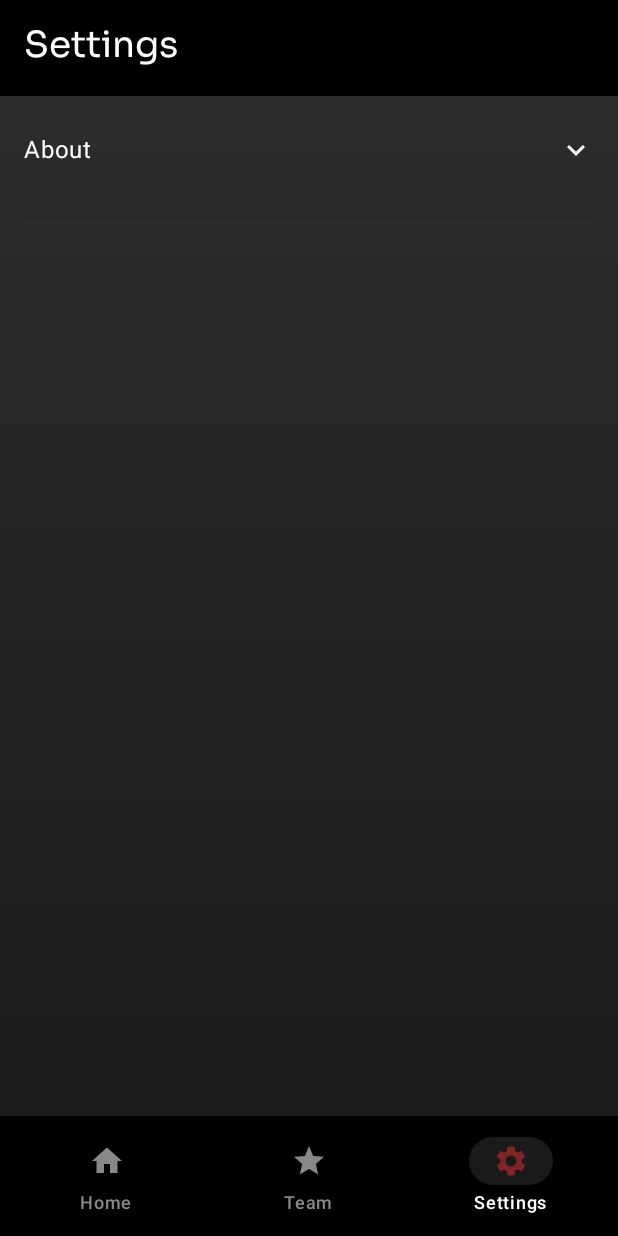
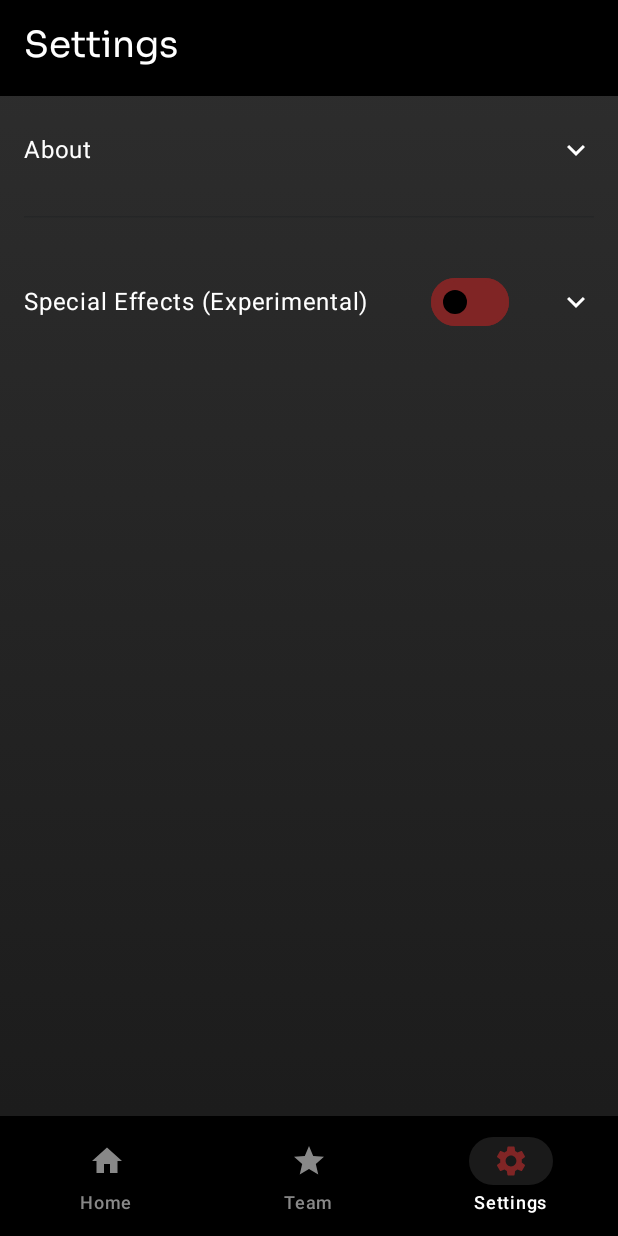
Before and after one commit to Dev-Aditya-More/PokeVerse, an Android app built with Jetpack Compose: the SettingsScreen screen opened through its navigation route, on a phone screen of 412 x 824 dp. Run offline under Robolectric (Android 15) with nearby library versions, the phone set to English and light mode, and no system bars; our stand-ins replace Room's generated code, accompanist; libraries missing offline, so code that uses them is left out: com.google.accompanist.navigation; 1 statement that could not run was skipped.

Commit message:
commit some other changes

```diff
--- a/app/src/main/java/com/example/pokeverse/di/AppModule.kt
+++ b/app/src/main/java/com/example/pokeverse/di/AppModule.kt
@@ -10,6 +10,7 @@ import com.example.pokeverse.data.repository.PokemonRepoImpl
 import com.example.pokeverse.domain.repository.DescriptionRepo
 import com.example.pokeverse.domain.repository.PokemonRepo
 import com.example.pokeverse.ui.viewmodel.PokemonViewModel
+import com.example.pokeverse.ui.viewmodel.SettingsViewModel
 import com.example.pokeverse.utils.ScreenStateManager
 import com.example.pokeverse.utils.TeamMapper
 import com.google.gson.Gson
@@ -53,7 +54,11 @@ val appModule = module {
 
     // ViewModels
     viewModel {
-        PokemonViewModel(get(), get(), get(), get())
+        PokemonViewModel(get(), get(), get())
+    }
+
+    viewModel {
+        SettingsViewModel(androidContext())
     }
 
     single { DescriptionRepo(androidContext()) }
--- a/app/src/main/java/com/example/pokeverse/screens/SettingsScreen.kt
+++ b/app/src/main/java/com/example/pokeverse/screens/SettingsScreen.kt
@@ -9,6 +9,7 @@ import androidx.compose.foundation.layout.Row
 import androidx.compose.foundation.layout.fillMaxSize
 import androidx.compose.foundation.layout.fillMaxWidth
 import androidx.compose.foundation.layout.padding
+import androidx.compose.foundation.layout.size
 import androidx.compose.material.icons.Icons
 import androidx.compose.material.icons.filled.ExpandLess
 import androidx.compose.material.icons.filled.ExpandMore
@@ -24,10 +25,13 @@ import androidx.compose.material3.MaterialTheme
 import androidx.compose.material3.NavigationBarItem
 import androidx.compose.material3.NavigationBarItemDefaults
 import androidx.compose.material3.Scaffold
+import androidx.compose.material3.Switch
+import androidx.compose.material3.SwitchDefaults
 import androidx.compose.material3.Text
 import androidx.compose.material3.TopAppBar
 import androidx.compose.material3.TopAppBarDefaults
 import androidx.compose.runtime.Composable
+import androidx.compose.runtime.collectAsState
 import androidx.compose.runtime.getValue
 import androidx.compose.runtime.mutableStateOf
 import androidx.compose.runtime.remember
@@ -39,6 +43,8 @@ import androidx.compose.ui.graphics.Color
 import androidx.compose.ui.unit.dp
 import androidx.navigation.NavController
 import androidx.navigation.compose.currentBackStackEntryAsState
+import com.example.pokeverse.ui.viewmodel.SettingsViewModel
+import org.koin.androidx.compose.koinViewModel
 
 @OptIn(ExperimentalMaterial3Api::class)
 @Composable
@@ -50,6 +56,10 @@ fun SettingsScreen(
     )
 
     var isAboutExpanded by remember { mutableStateOf(false) }
+    var isSpecialEffectsExpanded by remember { mutableStateOf(false) }
+    val settingsViewModel: SettingsViewModel = koinViewModel()
+
+    val specialEffectsEnabled by settingsViewModel.specialEffectsEnabled.collectAsState()
 
     Scaffold(
         modifier = Modifier.fillMaxSize(),
@@ -165,7 +175,7 @@ fun SettingsScreen(
                     Column(
                         modifier = Modifier.padding(top = 8.dp)
                     ) {
-                        Text("Developer: Aditya More", color = Color.Gray)
+                        Text("Made with ❤️ by Aditya More", color = Color.Gray)
                         Text("Version: 1.0.0", color = Color.Gray)
                         Text("Built with Jetpack Compose", color = Color.Gray)
                     }
@@ -177,6 +187,54 @@ fun SettingsScreen(
                 DividerDefaults.Thickness,
                 color = MaterialTheme.colorScheme.onSurface.copy(alpha = 0.3f)
             )
+
+            Column(
+                modifier = Modifier
+                    .fillMaxWidth()
+                    .clickable { isSpecialEffectsExpanded = !isSpecialEffectsExpanded }
+                    .padding(vertical = 8.dp)
+            ) {
+                Row(
+                    modifier = Modifier.fillMaxWidth(),
+                    horizontalArrangement = Arrangement.SpaceBetween,
+                    verticalAlignment = Alignment.CenterVertically
+                ) {
+                    Text(
+                        text = "Special Effects (Experimental)",
+                        style = MaterialTheme.typography.bodyLarge,
+                        color = Color.White
+                    )
+                    Switch(
+                        checked = specialEffectsEnabled,
+                        onCheckedChange = {
+                            settingsViewModel.toggleSpecialEffects(it)
+                        },
+                        modifier = Modifier.padding(start = 8.dp),
+                        colors = SwitchDefaults.colors(
+                            checkedThumbColor = Color(0xFF802525),
+                            uncheckedThumbColor = Color.Black,
+                            checkedTrackColor = Color.Black,
+                            uncheckedTrackColor = Color(0xFF802525),
+                            uncheckedBorderColor = Color(0xFF802525)
+                        )
+                    )
+                    Icon(
+                        imageVector = if (isSpecialEffectsExpanded) Icons.Default.ExpandLess else Icons.Default.ExpandMore,
+                        contentDescription = "Expand",
+                        tint = Color.White
+                    )
+                }
+
+                AnimatedVisibility(visible = isSpecialEffectsExpanded) {
+                    Column(
+                        modifier = Modifier.padding(top = 8.dp)
+                    ) {
+                        Text("You'll see the particle effect on detail screen", color = Color.Gray)
+                    }
+                }
+            }
+
+
         }
     }
 }
--- /dev/null
+++ b/app/src/main/java/com/example/pokeverse/ui/viewmodel/SettingsViewModel.kt
@@ -0,0 +1,31 @@
+package com.example.pokeverse.ui.viewmodel
+
+import android.content.Context
+import androidx.lifecycle.ViewModel
+import androidx.lifecycle.viewModelScope
+import com.example.pokeverse.utils.ScreenStateManager
+import kotlinx.coroutines.flow.MutableStateFlow
+import kotlinx.coroutines.flow.StateFlow
+import kotlinx.coroutines.flow.asStateFlow
+import kotlinx.coroutines.launch
+
+class SettingsViewModel(private val context: Context) : ViewModel() {
+
+    private val _specialEffectsEnabled = MutableStateFlow(false)
+    val specialEffectsEnabled: StateFlow<Boolean> = _specialEffectsEnabled.asStateFlow()
+
+    init {
+        viewModelScope.launch {
+            ScreenStateManager.specialEffectsEnabledFlow(context).collect {
+                _specialEffectsEnabled.value = it
+            }
+        }
+    }
+
+    fun toggleSpecialEffects(enabled: Boolean) {
+        _specialEffectsEnabled.value = enabled
+        viewModelScope.launch {
+            ScreenStateManager.setSpecialEffectsEnabled(context, enabled)
+        }
+    }
+}
--- a/app/src/main/java/com/example/pokeverse/utils/ScreenStateManager.kt
+++ b/app/src/main/java/com/example/pokeverse/utils/ScreenStateManager.kt
@@ -3,13 +3,17 @@ package com.example.pokeverse.utils
 import android.content.Context
 import androidx.datastore.preferences.core.*
 import androidx.datastore.preferences.preferencesDataStore
+import kotlinx.coroutines.flow.Flow
 import kotlinx.coroutines.flow.first
+import kotlinx.coroutines.flow.map
 
 object ScreenStateManager {
     val Context.dataStore by preferencesDataStore(name = "settings")
 
     val LAST_ROUTE = stringPreferencesKey("last_route")
     val INTRO_SEEN = booleanPreferencesKey("intro_seen")
+
+    val SPECIAL_EFFECTS_ENABLED = booleanPreferencesKey("special_effects_enabled")
 
     suspend fun saveCurrentRoute(context: Context, route: String) {
         context.dataStore.edit { prefs ->
@@ -32,7 +36,20 @@ object ScreenStateManager {
         return context.dataStore.data.first()[INTRO_SEEN] ?: false
     }
 
-    suspend fun clear(context: Context) {
-        context.dataStore.edit { it.clear() }
+    suspend fun setSpecialEffectsEnabled(context: Context, enabled: Boolean) {
+        context.dataStore.edit { prefs ->
+            prefs[SPECIAL_EFFECTS_ENABLED] = enabled
+        }
+    }
+
+    suspend fun isSpecialEffectsEnabled(context: Context): Boolean {
+        return context.dataStore.data.first()[SPECIAL_EFFECTS_ENABLED] ?: false
+    }
+
+    // Read as Flow (optional)
+    fun specialEffectsEnabledFlow(context: Context): Flow<Boolean> {
+        return context.dataStore.data.map { prefs ->
+            prefs[SPECIAL_EFFECTS_ENABLED] ?: false
+        }
     }
 }
```
Also changed, not shown: app/src/main/java/com/example/pokeverse/MainActivity.kt (+59 -10 lines), app/src/main/java/com/example/pokeverse/screens/AnimatedEmberBackground.kt (deleted, +0 -179 lines), app/src/main/java/com/example/pokeverse/screens/DetailScreen.kt (+9 -3 lines), app/src/main/java/com/example/pokeverse/specialscreens/BubbleParticles.kt (added, +106 -0 lines), app/src/main/java/com/example/pokeverse/specialscreens/EmberParticles.kt (added, +114 -0 lines), app/src/main/java/com/example/pokeverse/specialscreens/LeafParticles.kt (added, +82 -0 lines), app/src/main/java/com/example/pokeverse/specialscreens/ParticleBackground.kt (added, +53 -0 lines), app/src/main/java/com/example/pokeverse/ui/viewmodel/PokemonViewModel.kt (+2 -14 lines).
